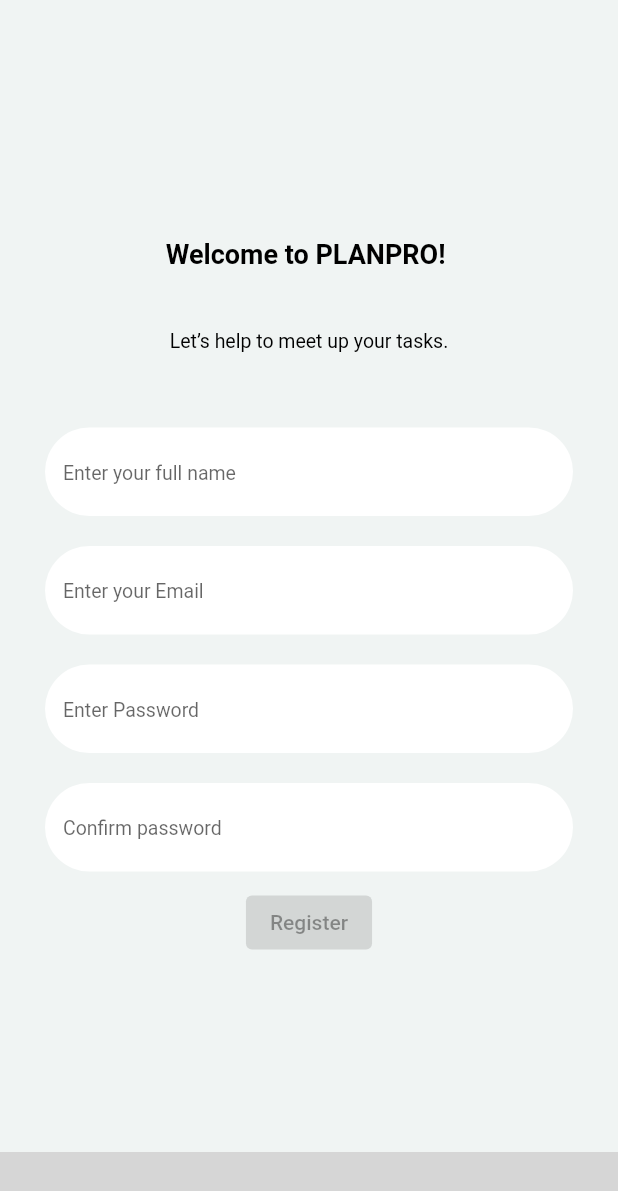
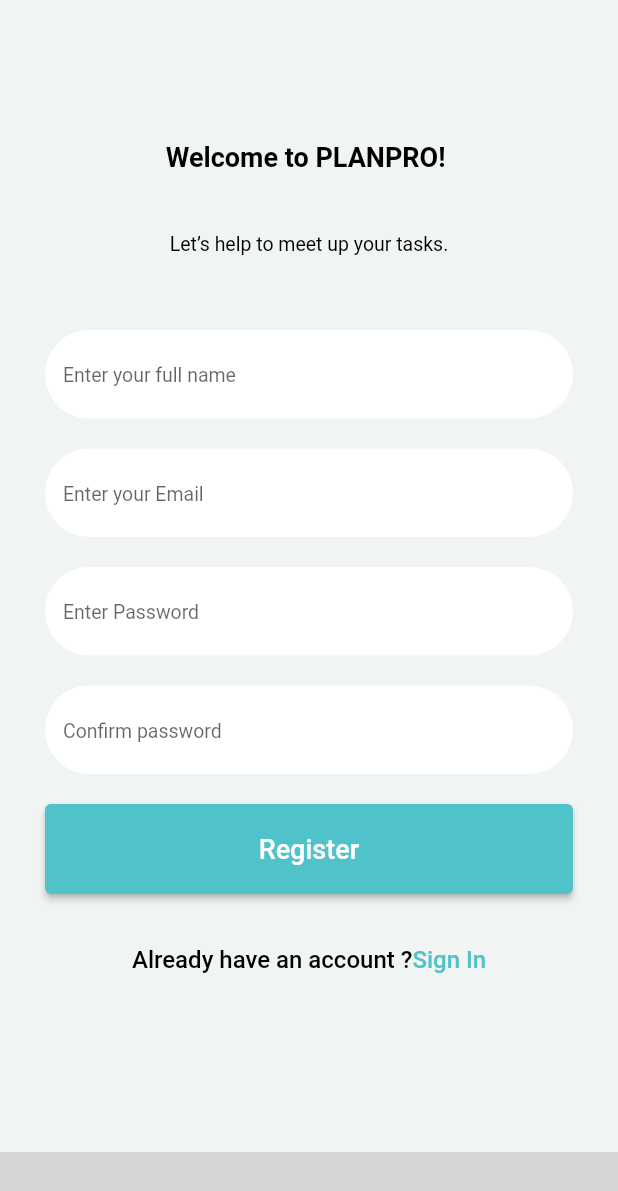
Before and after one commit to anhduong1611/02_cdio_todolist, a Flutter app: the screen it shows after launch, on a phone screen of 412 x 824 dp. Shown: the top 1191 px of the screen. Run offline on Flutter 3.47's test engine with Material 2 defaults, Android fonts, the light colour scheme and no system bars; missing offline and left inert: molten_navigationbar_flutter; Roboto replaces fonts that are missing (Poppins); grey boxes are pictures that could not be loaded.

Commit message:
Finish FE register

```diff
--- a/lib/Register.dart
+++ b/lib/Register.dart
@@ -29,11 +29,34 @@
             _buildTextField('Enter your Email'),
             _buildTextField('Enter Password'),
             _buildTextField('Confirm password'),
-            ElevatedButton(
-              style: ElevatedButton.styleFrom(
-                backgroundColor: MColor.blue_main
+            Padding(
+              padding: EdgeInsets.only(left: 30,top: 10, right: 30, bottom: 10),
+              child: SizedBox(
+                width: double.infinity,
+                height: 60,
+                child: ElevatedButton(
+                  style: ButtonStyle(
+                    backgroundColor: MaterialStateProperty.all(MColor.blue_main),
+                  ),
+                    onPressed: () {
+
+                    }, child: Text('Register',style: TextStyle(fontSize: 18),)),
               ),
-                onPressed: null, child: Text('Register'))
+            ),
+            Padding(padding: EdgeInsets.only(top: 10, bottom: 40),
+              child: Center(
+                child: TextButton(
+                  child: Row(
+                    mainAxisSize: MainAxisSize.min,
+                    children: [
+                      Text('Already have an account ?',style: TextStyle(color: Colors.black,fontSize: 16),),
+                      Text('Sign In',style: TextStyle(color: MColor.blue_main,fontSize: 16),)
+                    ],
+                  ),
+                  onPressed: (){},
+                ),
+              ),
+            )
           ],
         ),
       ),
```
